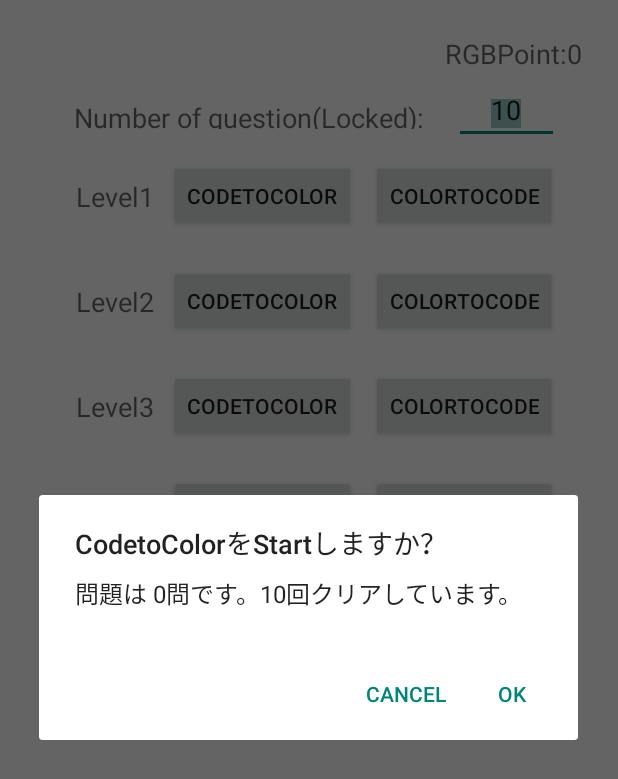
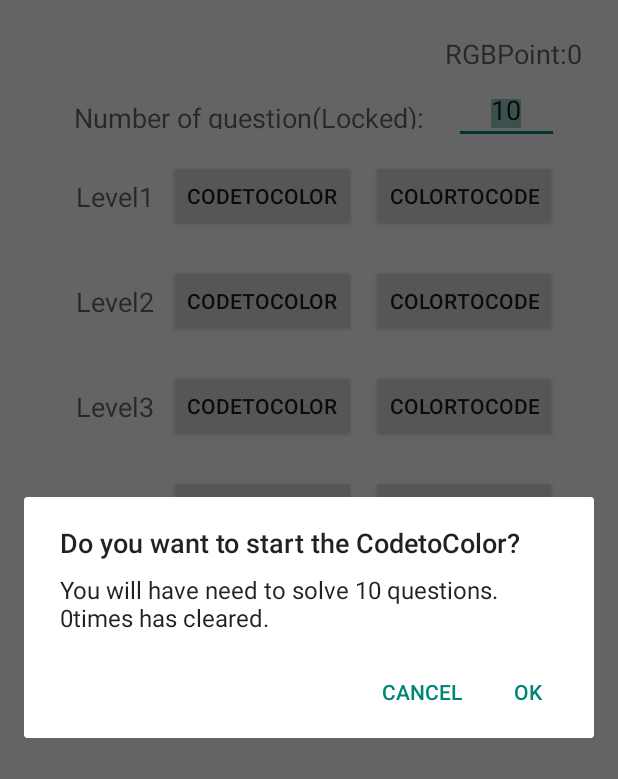
Before and after one commit to AkihiroTokai/ColorCodeQuiz, an Android app: the menu2Activity screen opened directly, with no data from a screen before it, after a tap on "CODETOCOLOR", on a phone screen of 412 x 824 dp. Shown: the top 779 px of the screen. Run offline under Robolectric (Android 15) with nearby library versions, the phone set to English and light mode, and no system bars; our stand-ins replace AdMob; libraries missing offline, so code that uses them is left out: com.beardedhen.androidbootstrap; plain views replace BootstrapButton; 18 statements that could not run were skipped.

Commit message:
Localize:English

```diff
--- a/app/src/main/java/com/example/owner/colorcodequiz/MenuActivity.java
+++ b/app/src/main/java/com/example/owner/colorcodequiz/MenuActivity.java
@@ -277,7 +277,7 @@ public class MenuActivity extends AppCompatActivity {
     public void intent_CodetoColor_practice() {
         String start_message_CodetoColor_practice = getString(R.string.start_message_CodetoColor_practice);
         String status_message_unlocked = getString(R.string.status_message_unlocked, noq, this_nocomp_CodetoColor0);
-        String posstive_button = getString(R.string.posstive_button);
+        String posstive_button = getString(R.string.positive_button);
         String negative_button = getString(R.string.negative_button);
         new AlertDialog.Builder(MenuActivity.this)
                 .setTitle(start_message_CodetoColor_practice)
--- a/app/src/main/java/com/example/owner/colorcodequiz/menu2Activity.java
+++ b/app/src/main/java/com/example/owner/colorcodequiz/menu2Activity.java
@@ -323,7 +323,7 @@ public class menu2Activity extends AppCompatActivity {
 
     public void lockedmessage() {
         String locked_message = getString(R.string.locked_message);
-        String status_message_locked = getString(R.string.status_message_locked, req_Point, req_nocomp, req_Point, plus);
+        String status_message_locked = getString(R.string.status_message_locked, req_level, req_nocomp, req_Point, plus);
         String positive_button = getString(R.string.positive_button);
         new AlertDialog.Builder(menu2Activity.this)
                 .setTitle(locked_message)
@@ -409,7 +409,7 @@ public class menu2Activity extends AppCompatActivity {
 
     public void intent_CodetoColor() {
         String start_CodetoColor = getString(R.string.start_CodetoColor);
-        String status_message_unlocked = getString(R.string.status_message_unlocked, this_nowPoint, number, this_nocomp);
+        String status_message_unlocked = getString(R.string.status_message_unlocked, number, this_nocomp);
         String positive_button = getString(R.string.positive_button);
         String negative_button = getString(R.string.negative_button);
         new AlertDialog.Builder(menu2Activity.this)
--- a/app/src/main/java/com/example/owner/colorcodequiz/menu3Activity.java
+++ b/app/src/main/java/com/example/owner/colorcodequiz/menu3Activity.java
@@ -345,7 +345,7 @@ public class menu3Activity extends AppCompatActivity {
 
     public void lockedmessage() {
         String locked_message = getString(R.string.locked_message);
-        String status_message_unlocked = getString(R.string.status_message_unlocked, this_nowPoint, number, this_nocomp);
+        String status_message_unlocked = getString(R.string.status_message_unlocked, req_level, req_nocomp, req_Point,plus);
         String positive_button = getString(R.string.positive_button);
         new AlertDialog.Builder(menu3Activity.this)
                 .setTitle(locked_message)
--- a/app/src/main/res/layout/activity_menu2.xml
+++ b/app/src/main/res/layout/activity_menu2.xml
@@ -40,7 +40,6 @@
             android:text="Number of question(Locked):"
             android:id="@+id/Numberofquestion"
             android:layout_alignBottom="@+id/setnum"
-            android:layout_alignEnd="@+id/mode"
             android:layout_margin="10dp"/>
 
         <EditText
@@ -82,7 +81,6 @@
             bootstrap:bb_roundedCorners="true"
             bootstrap:bb_icon_left="fa-key"
             android:nestedScrollingEnabled="false"
-            android:layout_toEndOf="@+id/ColortoCode"
             android:layout_marginLeft="10dp"
             android:clickable = "false"
             android:onClick="CodetoColor1" />
@@ -96,7 +94,6 @@
             bootstrap:bb_roundedCorners="true"
             bootstrap:bb_icon_left="fa-key"
             android:layout_above="@+id/mode"
-            android:layout_alignEnd="@+id/mode"
             android:layout_marginLeft="10dp"
             android:onClick="ColortoCode1" />
     </LinearLayout>
@@ -114,8 +111,6 @@
             android:text="Level2"
             android:id="@+id/Level7"
             android:gravity="center_vertical"
-            android:layout_alignParentStart="true"
-            android:layout_toStartOf="@+id/Random"
             android:layout_alignTop="@+id/tomenu3"
             android:layout_alignBottom="@+id/tomenu3"
             android:layout_gravity="center_vertical"
@@ -131,7 +126,6 @@
             bootstrap:bb_icon_left="fa-key"
             android:nestedScrollingEnabled="false"
             android:layout_below="@+id/Randommode"
-            android:layout_toEndOf="@+id/ColortoCode"
             android:layout_marginLeft="10dp"
             android:onClick="CodetoColor2" />
 
@@ -144,7 +138,6 @@
             bootstrap:bb_roundedCorners="true"
             bootstrap:bb_icon_left="fa-key"
             android:layout_above="@+id/mode"
-            android:layout_alignEnd="@+id/mode"
             android:layout_marginLeft="10dp"
             android:onClick="ColortoCode2" />
     </LinearLayout>
@@ -162,7 +155,6 @@
             android:text="Level3"
             android:id="@+id/Level3"
             android:gravity="center_vertical"
-            android:layout_alignParentStart="true"
             android:layout_alignTop="@+id/tomenu3"
             android:layout_alignBottom="@+id/tomenu3"
             android:layout_marginLeft="10dp" />
@@ -177,7 +169,6 @@
             bootstrap:bb_icon_left="fa-key"
             android:nestedScrollingEnabled="false"
             android:layout_below="@+id/Randommode"
-            android:layout_toEndOf="@+id/ColortoCode"
             android:layout_marginLeft="10dp"
             android:onClick="CodetoColor3" />
 
@@ -190,7 +181,6 @@
             bootstrap:bb_roundedCorners="true"
             bootstrap:bb_icon_left="fa-key"
             android:layout_above="@+id/mode"
-            android:layout_alignEnd="@+id/mode"
             android:layout_marginLeft="10dp"
             android:onClick="ColortoCode3" />
     </LinearLayout>
@@ -207,7 +197,6 @@
             android:text="Level4"
             android:id="@+id/Level4"
             android:gravity="center_vertical"
-            android:layout_alignParentStart="true"
             android:layout_alignTop="@+id/tomenu3"
             android:layout_alignBottom="@+id/tomenu3"
             android:layout_gravity="center_vertical"
@@ -222,7 +211,6 @@
             bootstrap:bb_roundedCorners="true"
             bootstrap:bb_icon_left="fa-key"
             android:nestedScrollingEnabled="false"
-            android:layout_toEndOf="@+id/ColortoCode"
             android:layout_marginLeft="10dp"
             android:onClick="CodetoColor4" />
 
@@ -235,7 +223,6 @@
             bootstrap:bb_roundedCorners="true"
             bootstrap:bb_icon_left="fa-key"
             android:layout_above="@+id/mode"
-            android:layout_alignEnd="@+id/mode"
             android:layout_marginLeft="10dp"
             android:onClick="ColortoCode4" />
     </LinearLayout>
@@ -253,8 +240,6 @@
             android:text="Level5"
             android:id="@+id/Level5"
             android:gravity="center_vertical"
-            android:layout_alignParentStart="true"
-            android:layout_toStartOf="@+id/Random"
             android:layout_alignTop="@+id/tomenu3"
             android:layout_alignBottom="@+id/tomenu3"
             android:layout_gravity="center_vertical"
@@ -270,7 +255,6 @@
             bootstrap:bb_icon_left="fa-key"
             android:nestedScrollingEnabled="false"
             android:layout_below="@+id/Randommode"
-            android:layout_toEndOf="@+id/ColortoCode"
             android:layout_marginLeft="10dp"
             android:onClick="CodetoColor5" />
 
@@ -283,7 +267,6 @@
             bootstrap:bb_roundedCorners="true"
             bootstrap:bb_icon_left="fa-key"
             android:layout_above="@+id/mode"
-            android:layout_alignEnd="@+id/mode"
             android:layout_marginLeft="10dp"
             android:onClick="ColortoCode5" />
     </LinearLayout>
--- a/app/src/main/res/values/strings.xml
+++ b/app/src/main/res/values/strings.xml
@@ -51,44 +51,44 @@
     <!--menuActivity -->
     <string name="label_RGB">RGBPoint:%1$d</string>
     <string name="label_HSB">HSBPoint:%1$d</string>
-    <string name="locked_message">Lockされています。</string>
-    <string name="locked_message_tomenu2">Practiceをそれぞれ3回以上クリアし、30Point以上獲得してください。</string>
+    <string name="locked_message">Has been Locked</string>
+    <string name="locked_message_tomenu2">The Practice mode, respectively to clear three or more times, please have won more than 30Point.</string>
     <string name="positive_button">OK</string>
-    <string name="locked_message_tomenu3">レベル6をUnLockしてください。</string>
-    <string name="start_message_CodetoColor_practice">CodetoColor_practiceをStartしますか？</string>
-    <string name="status_message_unlocked">問題は %1$d問です。%2$d回クリアしています。</string>
+    <string name="locked_message_tomenu3">Please to UnLock the level 6.</string>
+    <string name="start_message_CodetoColor_practice">Do you want to start the CodetoColor_practice?</string>
+    <string name="status_message_unlocked"> You will have need to solve %1$d questions. %2$dtimes has cleared.</string>
     <string name="negative_button">Cancel</string>
-    <string name="start_message_ColortoCode_practice">ColortoCode_practiceをStartしますか？</string>
+    <string name="start_message_ColortoCode_practice">Do you want to start the CodetoColor_practice?</string>
 
     <!--menu2Activity -->
-    <string name="plus_CodetoColor4">ColortoCodeのLevel3をUnlockしてください。</string>
-    <string name="plus_ColortoCode4">CodetoColorのLevel3をUnlockしてください。</string>
-    <string name="status_message_locked">Level%1$dを%2$d回以上クリアし、%3$dPoint以上獲得してください。%4$d</string>
-    <string name="cannot_start_CodetoColor">CodetoColorをStartできません。</string>
-    <string name="alert_input_number">"入力した内容を確認してください。"</string>
-    <string name="cannot_start_ColortoCode">"ColortoCodeをStartできません。</string>
-    <string name="start_CodetoColor">CodetoColorをStartしますか？</string>
-    <string name="start_ColortoCode">ColortoCodeをStartしますか？</string>
+    <string name="plus_CodetoColor4">Please to Unlock the Level3 of ColortoCode.</string>
+    <string name="plus_ColortoCode4">Please to Unlock the Level3 of CodetoColor.</string>
+    <string name="status_message_locked">It is necessary for you to clear level %1$d more than %2$d  times and please acquire it more than %3$dPoint.%4$s</string>
+    <string name="cannot_start_CodetoColor">You can't start CodetoColor</string>
+    <string name="alert_input_number">Please confirm the content that you input.</string>
+    <string name="cannot_start_ColortoCode">You can't start ColortoCode.</string>
+    <string name="start_CodetoColor">Do you want to start the CodetoColor?</string>
+    <string name="start_ColortoCode">Do you want to start the ColortoCode?</string>
 
     <!--menu3Activity-->
-    <string name="plus_CodetoColor7">ColortoCodeのLevel5をUnlockしてください。</string>
-    <string name="plus_CodetoColor9">ColortoCodeのLevel7をUnlockしてください。</string>
-    <string name="plus_ColortoCode7">CodetoColorのLevel5をUnlockしてください。</string>
-    <string name="plus_ColortoCode9">CodetoColorのLevel7をUnlockしてください。</string>
+    <string name="plus_CodetoColor7">Please to Unlock the Level5 of ColortoCode.</string>
+    <string name="plus_CodetoColor9">Please to Unlock the Level5 of CodetoColor.</string>
+    <string name="plus_ColortoCode7">Please to Unlock the Level7 of ColortoCode.</string>
+    <string name="plus_ColortoCode9">Please to Unlock the Level7 of CodetoColor.</string>
 
     <!--CodetoColor_practiceActivity-->
     <string name="progress">Progress:%1$d/%2$d</string>
-    <string name="cannot_gameclear">クリアできませんでした。</string>
-    <string name="gameclear">クリアしました。</string>
-    <string name="get_point">%1$dPoint獲得しました。</string>
-    <string name="game_result">%1$d問中 %2$d問正解したので、%3$d</string>
-    <string name="status_ulm_old">%1$d%2$dLevel%3$d をMasterしました！</string>
-    <string name="status_ulm_twitter"> %1$dLevel%2$d "がUnLockされました。おめでとうございます。Twetterに投稿しますか？"</string>
+    <string name="cannot_gameclear">You could not be cleared.</string>
+    <string name="gameclear">You could be cleared.</string>
+    <string name="get_point">You got%1$d Point.</string>
+    <string name="game_result">Because %1$d  of %2$d questions answered it correctly,%3$s</string>
+    <string name="status_ulm_old">The Level %3$d of %1$d%2$d it was Master!</string>
+    <string name="status_ulm_twitter"> %1$dLevel%2$d is unlocked.Congratulations. Would you like to　post to Twitter?"</string>
     <string name="agree_button">Yes</string>
     <string name="oppose_button">No</string>
-    <string name="compm_title">%1$d%2$dをMasterしました！</string>
-    <string name="compm_twitter">おめでとうございます。Twetterに投稿しますか？</string>
-    <string name="preset_twitter">%1$d%2$dLevel%3$dをMasterしました！</string>
+    <string name="compm_title">You have a Master Level %1$d for %1$s !</string>
+    <string name="compm_twitter">Congratulations. Would you like to　post to Twitter?</string>
+    <string name="preset_twitter">You have a Master Level %1$d for %1$s !</string>
 
     <!-- TODO: Remove or change this placeholder text -->
     <string name="hello_blank_fragment">Hello blank fragment</string>
```
Also changed, not shown: 10 other files.
